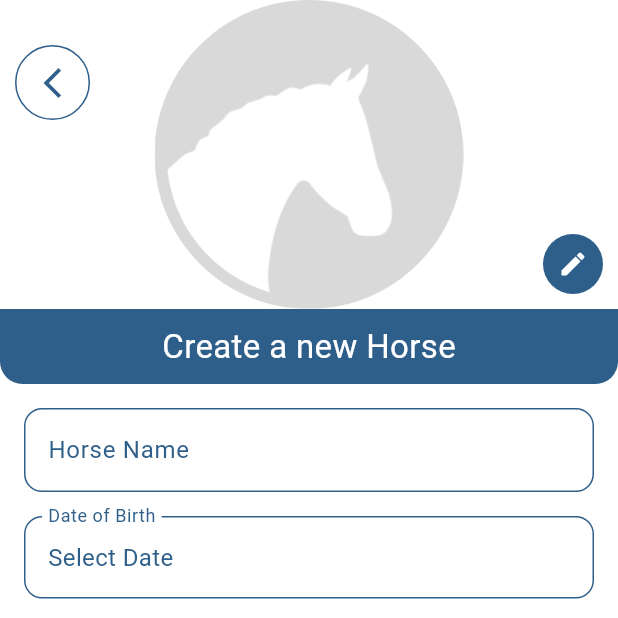
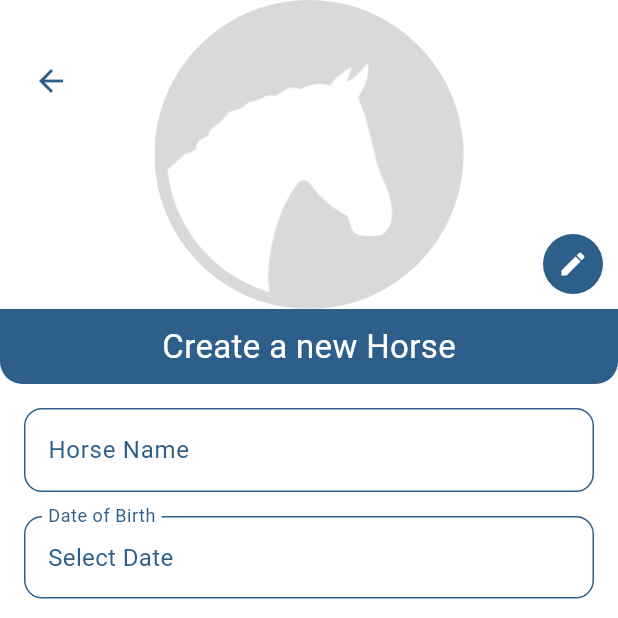
Before and after one commit to DuarteChen/iEquus_FlutterApp, a Flutter app: the screen it shows after launch, after a tap on "New Horse", on a phone screen of 412 x 824 dp, the top half of it. Run offline on Flutter 3.47's test engine with Material 3 defaults, Android fonts, the phone set to English and light mode, and no system bars; our stand-ins replace image_picker; network calls fail.

Commit message:
Update to Horse Profile Screen, Connected Horse with Client

```diff
--- a/lib/main.dart
+++ b/lib/main.dart
@@ -18,10 +18,10 @@
           brightness: Brightness.light,
           primary: Color.fromARGB(255, 46, 95, 138),
           onPrimary: Color.fromARGB(255, 255, 255, 255),
-          secondary: Color.fromARGB(255, 46, 95, 138),
-          onSecondary: Color.fromARGB(255, 255, 255, 255),
+          secondary: Color.fromARGB(255, 226, 240, 253),
+          onSecondary: Color.fromARGB(255, 46, 95, 138),
           error: Color.fromARGB(255, 46, 95, 138),
-          onError: Color.fromARGB(255, 192, 21, 21),
+          onError: Color.fromARGB(255, 255, 255, 255),
           surface: Color.fromARGB(255, 255, 255, 255),
           onSurface: Color.fromARGB(255, 46, 95, 138),
         ),
--- a/lib/models/human.dart
+++ b/lib/models/human.dart
@@ -1,10 +1,12 @@
 class Human {
+  int idHuman;
   String name;
   String? email;
   String? phoneNumber;
   String? phoneCountryCode;
 
   Human({
+    required this.idHuman,
     required this.name,
     this.email,
     this.phoneNumber,
--- a/lib/models/veterinarian.dart
+++ b/lib/models/veterinarian.dart
@@ -9,6 +9,7 @@ class Veterinarian extends Human {
     super.phoneNumber,
     super.phoneCountryCode,
     required this.idCedulaProfissional,
+    required super.idHuman,
   });
 
   @override
--- a/lib/screens/horses/horses_list.dart
+++ b/lib/screens/horses/horses_list.dart
@@ -26,7 +26,7 @@ class _HorsesListState extends State<HorsesList> {
   @override
   void didChangeDependencies() {
     super.didChangeDependencies();
-    _refreshHorses(); // Refresh horses when dependencies change (e.g., screen becomes visible again)
+    _refreshHorses();
   }
 
   // Refresh function when user pulls down to refresh and when screen becomes visible
@@ -50,7 +50,7 @@ class _HorsesListState extends State<HorsesList> {
   @override
   Widget build(BuildContext context) {
     return RefreshIndicator(
-      onRefresh: _refreshHorses, // Called when user pulls down to refresh
+      onRefresh: _refreshHorses,
       child: FutureBuilder<List<Horse>>(
         future: futureHorses,
         builder: (context, snapshot) {
--- a/lib/widgets/profile_image_preview.dart
+++ b/lib/widgets/profile_image_preview.dart
@@ -1,12 +1,12 @@
 import 'package:flutter/material.dart';
 
 class ProfileImagePreview extends StatelessWidget {
-  final ImageProvider<Object>? profileImageProvider; // Changed to ImageProvider
+  final ImageProvider<Object>? profileImageProvider;
   final VoidCallback onEditPressed;
 
   const ProfileImagePreview({
     super.key,
-    this.profileImageProvider, // Make it nullable and use the provider
+    this.profileImageProvider,
     required this.onEditPressed,
   });
 
@@ -28,7 +28,6 @@ class ProfileImagePreview extends StatelessWidget {
                     height: double.infinity,
                   )
                 : Image.asset(
-                    // Fallback to asset if no provider (though unlikely now)
                     'assets/images/horse_empty_profile_image.png',
                     fit: BoxFit.cover,
                   ),
@@ -38,23 +37,12 @@ class ProfileImagePreview extends StatelessWidget {
           Positioned(
             top: 30,
             left: 10,
-            child: Container(
-              decoration: BoxDecoration(
-                borderRadius: const BorderRadius.all(
-                  Radius.circular(100),
-                ),
-                border: Border.all(
-                  color: Theme.of(context).primaryColor,
-                  width: 1,
-                ),
+            child: IconButton(
+              icon: Icon(
+                Icons.arrow_back,
+                color: Theme.of(context).primaryColor,
               ),
-              child: IconButton(
-                icon: Icon(
-                  Icons.arrow_back_ios_new,
-                  color: Theme.of(context).primaryColor,
-                ),
-                onPressed: () => Navigator.pop(context),
-              ),
+              onPressed: () => Navigator.pop(context),
             ),
           ),
           // Edit Photo Button
```
Also changed, not shown: lib/models/client.dart (+15 -0 lines), lib/models/horse.dart (+11 -0 lines), lib/screens/horses/horse_profile.dart (+119 -8 lines).
